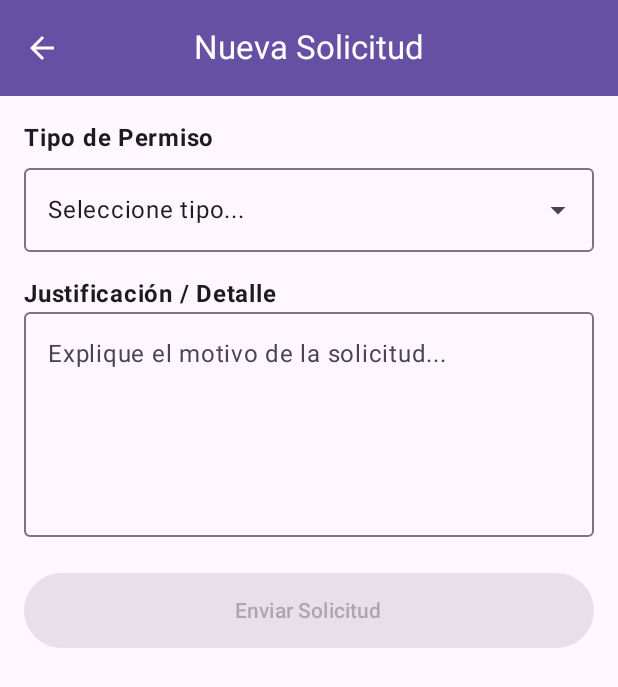
After one commit to ThiagoIcochea/ProyectoDesarrolloMovil, an Android app built with Jetpack Compose: the AutorizacionFormScreen screen opened through its navigation route, on a phone screen of 412 x 824 dp. The commit adds this screen. Shown: the top 687 px of the screen. Run offline under Robolectric (Android 15) with nearby library versions, the phone set to English and light mode, and no system bars; 3 statements that could not run were skipped.

Commit message:
Finalizando autorizaciones

```diff
--- a/Frontend/app/src/main/java/com/example/gestindeasistencia/data/remote/ApiService.kt
+++ b/Frontend/app/src/main/java/com/example/gestindeasistencia/data/remote/ApiService.kt
@@ -83,6 +83,11 @@ interface ApiService {
     @DELETE("movimiento/{id}")
     suspend fun eliminarMovimiento(@Path("id") id: Int): Response<Void>
 
+    @PUT("autorizacion/{id}/aprobar")
+    suspend fun aprobarAutorizacion(@Path("id") id: Int): Response<AutorizacionDto>
+
+    @PUT("autorizacion/{id}/rechazar")
+    suspend fun rechazarAutorizacion(@Path("id") id: Int): Response<AutorizacionDto>
 
     // --- DOCUMENTO ---
     @GET("documento")
--- a/Frontend/app/src/main/java/com/example/gestindeasistencia/ui/navigation/AppNavGraph.kt
+++ b/Frontend/app/src/main/java/com/example/gestindeasistencia/ui/navigation/AppNavGraph.kt
@@ -13,6 +13,8 @@ import com.example.gestindeasistencia.viewmodels.AsistenciaViewModel
 import com.example.gestindeasistencia.viewmodels.LoginViewModel
 import androidx.navigation.NavType
 import androidx.navigation.navArgument
+import com.example.gestindeasistencia.ui.screens.autorizacion.AutorizacionFormScreen
+import com.example.gestindeasistencia.ui.screens.autorizacion.AutorizacionScreen
 import com.example.gestindeasistencia.ui.screens.personal.PersonalDetailScreen
 import com.example.gestindeasistencia.ui.screens.personal.PersonalFormScreen
 import com.example.gestindeasistencia.ui.screens.personal.PersonalListScreen
@@ -21,6 +23,7 @@ import com.example.gestindeasistencia.ui.screens.report.ReportScreen
 import com.example.gestindeasistencia.ui.screens.config.ConfigScreen
 import com.example.gestindeasistencia.ui.screens.config.ChangePasswordScreen
 import com.example.gestindeasistencia.ui.screens.config.EditProfileScreen
+import com.example.gestindeasistencia.viewmodels.AutorizacionViewModel
 import java.net.URLDecoder
 import java.net.URLEncoder
 
@@ -31,6 +34,7 @@ fun AppNavGraph(
     asistenciaViewModel: AsistenciaViewModel,
     onDarkThemeChanged: (Boolean) -> Unit = {}
 ) {
+    val authViewModel: AutorizacionViewModel = viewModel(factory = AutorizacionViewModel.Factory(LocalContext.current))
     NavHost(
         navController = navController,
         startDestination = "login"
@@ -79,7 +83,10 @@ fun AppNavGraph(
                     navController.navigate("config/$encodedUsername/$encodedCargo")
                 },
                 onAsistencia = { navController.navigate("asistencia/$username") },
-                onLogout = {
+                onAutorizaciones = {
+                    val cargoEncoded = java.net.URLEncoder.encode(cargo, "UTF-8")
+                    navController.navigate("autorizacionesList/$cargoEncoded")
+                },                onLogout = {
                     loginViewModel.logout()
                     navController.navigate("login") {
                         popUpTo("dashboard") { inclusive = true }
@@ -216,6 +223,28 @@ fun AppNavGraph(
                 }
             )
         }
+        composable(
+            route = "autorizacionesList/{cargo}",
+            arguments = listOf(navArgument("cargo") { type = NavType.StringType })
+        ) { backStack ->
+            val cargo = java.net.URLDecoder.decode(backStack.arguments?.getString("cargo") ?: "", "UTF-8")
 
+            AutorizacionScreen(
+                viewModel = authViewModel,
+                userCargo = cargo,
+                onBack = { navController.popBackStack() },
+                onNuevaSolicitud = { navController.navigate("autorizacionesForm") }
+            )
+        }
+        composable("autorizacionesForm") {
+            AutorizacionFormScreen(
+                viewModel = authViewModel,
+                onBack = { navController.popBackStack() },
+                onSuccess = {
+                    authViewModel.cargarDatos()
+                    navController.popBackStack()
+                }
+            )
+        }
     }
 }
--- /dev/null
+++ b/Frontend/app/src/main/java/com/example/gestindeasistencia/ui/screens/autorizacion/AutorizacionFormScreen.kt
@@ -0,0 +1,112 @@
+package com.example.gestindeasistencia.ui.screens.autorizacion
+
+import androidx.compose.foundation.layout.*
+import androidx.compose.material.icons.Icons
+import androidx.compose.material.icons.automirrored.filled.ArrowBack
+import androidx.compose.material3.*
+import androidx.compose.runtime.*
+import androidx.compose.ui.Modifier
+import androidx.compose.ui.graphics.Color
+import androidx.compose.ui.text.font.FontWeight
+import androidx.compose.ui.unit.dp
+import com.example.gestindeasistencia.viewmodels.AutorizacionViewModel
+
+@OptIn(ExperimentalMaterial3Api::class)
+@Composable
+fun AutorizacionFormScreen(
+    viewModel: AutorizacionViewModel,
+    onBack: () -> Unit,
+    onSuccess: () -> Unit
+) {
+    val movimientos by viewModel.movimientos.collectAsState()
+    val loading by viewModel.loading.collectAsState()
+    val operacionExitosa by viewModel.operacionExitosa.collectAsState()
+
+    var selectedMovimientoId by remember { mutableStateOf<Int?>(null) }
+    var descripcion by remember { mutableStateOf("") }
+    var expandedDropdown by remember { mutableStateOf(false) }
+
+    // Si se guarda correctamente, navegar atrás
+    LaunchedEffect(operacionExitosa) {
+        if (operacionExitosa) {
+            viewModel.resetOperacion()
+            onSuccess()
+        }
+    }
+
+    Scaffold(
+        topBar = {
+            CenterAlignedTopAppBar(
+                title = { Text("Nueva Solicitud") },
+                navigationIcon = { IconButton(onClick = onBack) { Icon(Icons.AutoMirrored.Filled.ArrowBack, "Atrás") } },
+                colors = TopAppBarDefaults.centerAlignedTopAppBarColors(
+                    containerColor = MaterialTheme.colorScheme.primary,
+                    titleContentColor = Color.White,
+                    navigationIconContentColor = Color.White
+                )
+            )
+        }
+    ) { padding ->
+        Column(
+            modifier = Modifier
+                .padding(padding)
+                .padding(16.dp)
+                .fillMaxSize()
+        ) {
+            Text("Tipo de Permiso", fontWeight = FontWeight.Bold)
+            Spacer(modifier = Modifier.height(8.dp))
+
+            // Dropdown de Movimientos
+            ExposedDropdownMenuBox(
+                expanded = expandedDropdown,
+                onExpandedChange = { expandedDropdown = it }
+            ) {
+                val selectedText = movimientos.find { it.idMovimiento == selectedMovimientoId }?.descripcion ?: "Seleccione tipo..."
+                OutlinedTextField(
+                    value = selectedText,
+                    onValueChange = {},
+                    readOnly = true,
+                    trailingIcon = { ExposedDropdownMenuDefaults.TrailingIcon(expanded = expandedDropdown) },
+                    modifier = Modifier.menuAnchor().fillMaxWidth()
+                )
+                ExposedDropdownMenu(
+                    expanded = expandedDropdown,
+                    onDismissRequest = { expandedDropdown = false }
+                ) {
+                    movimientos.forEach { mov ->
+                        DropdownMenuItem(
+                            text = { Text(mov.descripcion ?: "") },
+                            onClick = {
+                                selectedMovimientoId = mov.idMovimiento
+                                expandedDropdown = false
+                            }
+                        )
+                    }
+                }
+            }
+
+            Spacer(modifier = Modifier.height(16.dp))
+            Text("Justificación / Detalle", fontWeight = FontWeight.Bold)
+            OutlinedTextField(
+                value = descripcion,
+                onValueChange = { descripcion = it },
+                modifier = Modifier.fillMaxWidth().height(150.dp),
+                placeholder = { Text("Explique el motivo de la solicitud...") }
+            )
+
+            Spacer(modifier = Modifier.height(24.dp))
+            Button(
+                onClick = {
+                    if (selectedMovimientoId != null) {
+                        viewModel.crearSolicitud(selectedMovimientoId!!, descripcion)
+                    }
+                },
+                enabled = !loading && selectedMovimientoId != null && descripcion.isNotBlank(),
+                modifier = Modifier.fillMaxWidth().height(50.dp)
+            ) {
+                if (loading) CircularProgressIndicator(color = Color.White)
+                else Text("Enviar Solicitud")
+            }
+        }
+    }
+}
```
Also changed, not shown: Frontend/app/src/main/java/com/example/gestindeasistencia/data/repositorio/AutorizacionRepository.kt (added, +55 -0 lines), Frontend/app/src/main/java/com/example/gestindeasistencia/ui/screens/autorizacion/AutorizacionScreen.kt (added, +170 -0 lines), Frontend/app/src/main/java/com/example/gestindeasistencia/ui/screens/dashboard/DashboardScreen.kt (+10 -0 lines), Frontend/app/src/main/java/com/example/gestindeasistencia/utils/SecurePrefs.kt (+65 -5 lines), Frontend/app/src/main/java/com/example/gestindeasistencia/viewmodels/AutorizacionViewModel.kt (added, +132 -0 lines).
